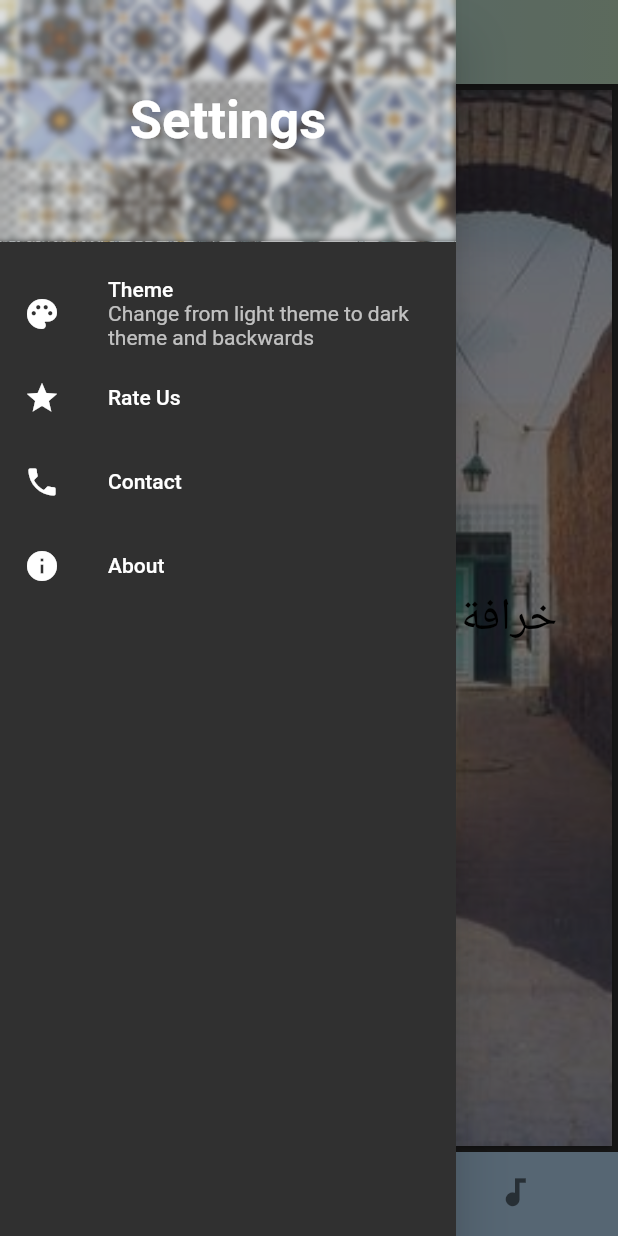
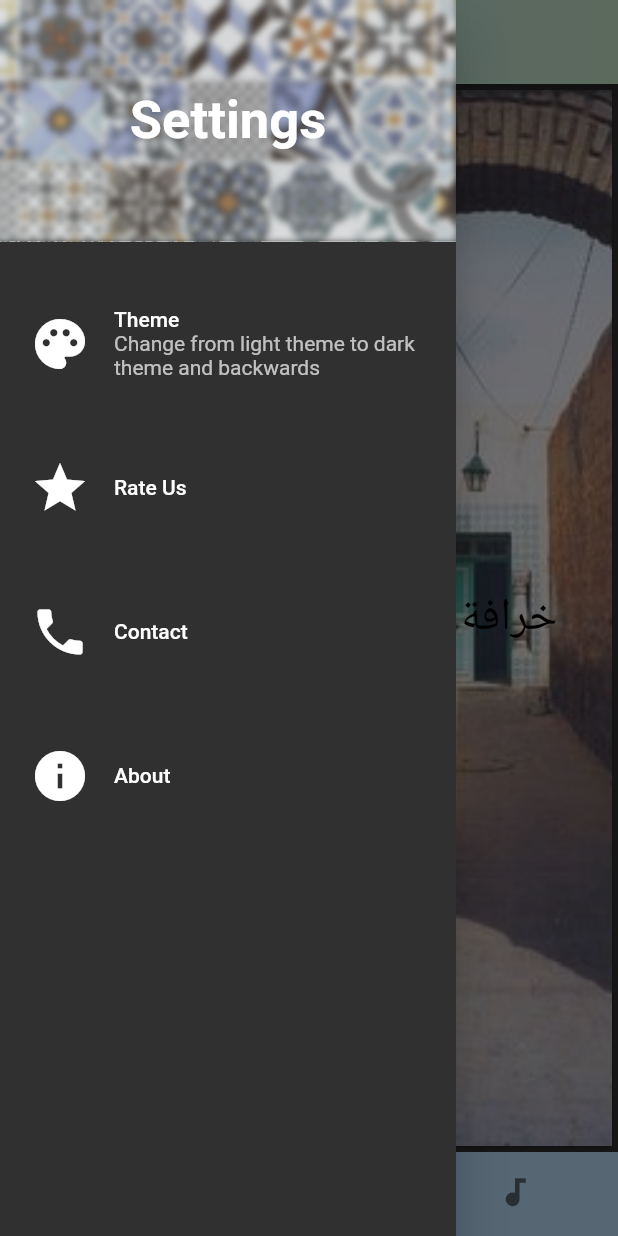
Before and after one commit to jaycer95/Khrafa, a Flutter app: the screen it shows after launch, with the side drawer open, on a phone screen of 412 x 824 dp. Run offline on Flutter 3.47's test engine with Material 2 defaults, Android fonts, the light colour scheme and no system bars; drawn by our look-alikes of flip_card; our stand-ins replace assets_audio_player, carousel_slider, flutter_neumorphic, gradient_app_bar, splashscreen, tuple; missing offline and left inert: contactus, google_fonts_arabic, page_turn.

Commit message:
Fix icon padding and size

```diff
--- a/Khrafa/lib/home.dart
+++ b/Khrafa/lib/home.dart
@@ -120,7 +120,11 @@ class _MyHomePageState extends State<MyHomePage> {
                   ),
                 )),
             ListTile(
-              leading: Icon(Icons.palette),
+              leading: Icon(
+                Icons.palette,
+                size: 40.0,
+              ),
+              contentPadding: EdgeInsets.all(20.0),
               title: Text('Theme'),
               subtitle:
                   Text('Change from light theme to dark theme and backwards'),
@@ -130,7 +134,11 @@ class _MyHomePageState extends State<MyHomePage> {
               },
             ),
             ListTile(
-              leading: Icon(Icons.star),
+              leading: Icon(
+                Icons.star,
+                size: 40.0,
+              ),
+              contentPadding: EdgeInsets.all(20.0),
               title: Text('Rate Us'),
               onTap: () async {
                 int stars = await showDialog(
@@ -143,7 +151,11 @@ class _MyHomePageState extends State<MyHomePage> {
               },
             ),
             ListTile(
-              leading: Icon(Icons.phone),
+              leading: Icon(
+                Icons.phone,
+                size: 40.0,
+              ),
+              contentPadding: EdgeInsets.all(20.0),
               title: Text('Contact'),
               onTap: () {
                 Navigator.push(context,
@@ -151,7 +163,11 @@ class _MyHomePageState extends State<MyHomePage> {
               },
             ),
             ListTile(
-              leading: Icon(Icons.info),
+              leading: Icon(
+                Icons.info,
+                size: 40.0,
+              ),
+              contentPadding: EdgeInsets.all(20.0),
               title: Text('About'),
               onTap: () {
                 showAboutDialog(
```
